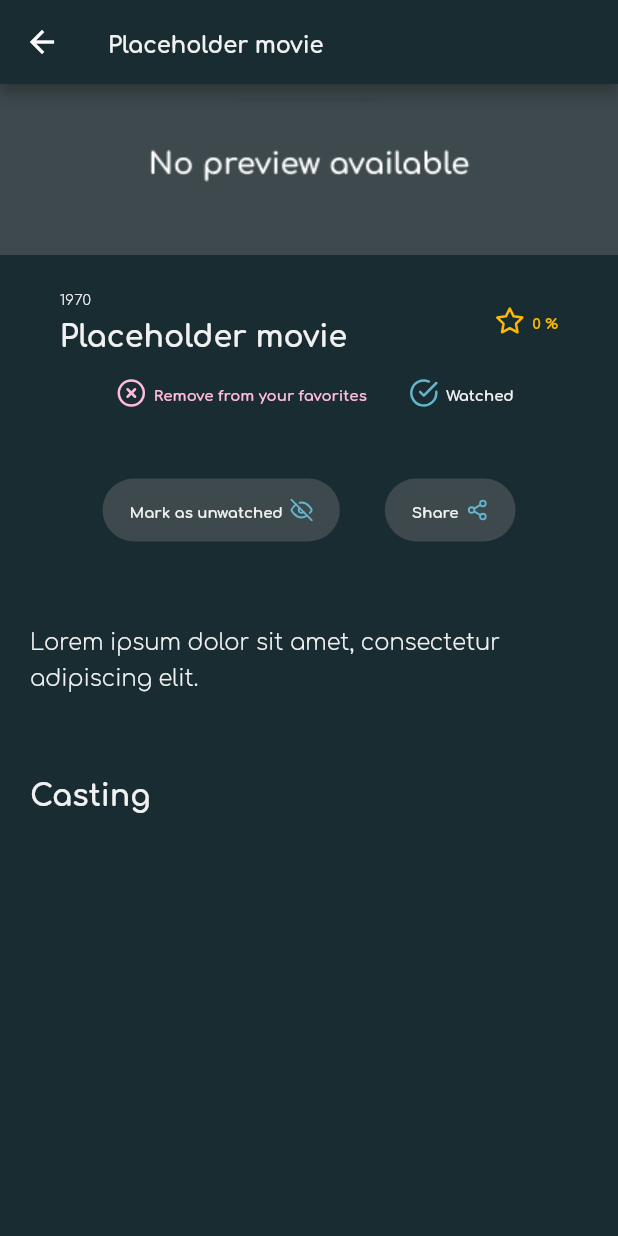
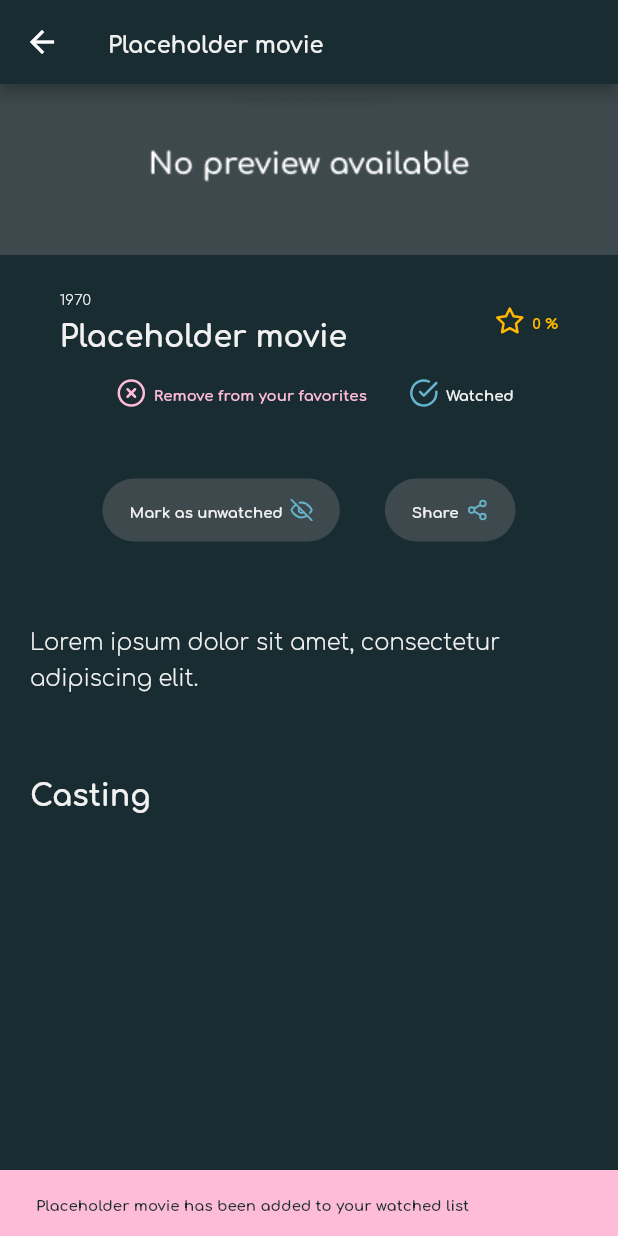
Before and after one commit to Vavart/cineflix, a Flutter app: the MovieDetail screen opened directly with empty values, scrolled down 186 dp, after a tap on "Add to your favorites", after a tap on "Mark as watched", on a phone screen of 412 x 824 dp. Run offline on Flutter 3.47's test engine with Material 2 defaults, Android fonts, the phone set to English and light mode, and no system bars; our stand-ins replace feather_icons, flutter_dotenv, share_plus, shared_preferences; accounts and stored records are empty; statements that could not run were skipped.

Commit message:
Added snackbar to movie detail, modified snackbar style

```diff
--- a/lib/pages/movie_detail.dart
+++ b/lib/pages/movie_detail.dart
@@ -127,6 +127,17 @@ class MovieDetailState extends State<MovieDetail> {
 
     // Save the list of all favorite movies id (in the shared preferences)
     _prefs.setStringList("favorite_movies", _favoriteMovies);
+
+    // Show a snackbar to inform the user that the movie has been added to the favorite list
+    ScaffoldMessenger.of(context).showSnackBar(
+      SnackBar(
+        content: Text(
+          _isFavorite
+              ? "${movie.original_title} has been added to your favorite list"
+              : "${movie.original_title} has been removed from your favorite list",
+        ),
+      ),
+    );
   }
 
   void _handleWatchedButtonPressed() async {
@@ -144,6 +155,19 @@ class MovieDetailState extends State<MovieDetail> {
 
     // Save the list of all watched movies id (in the shared preferences)
     _prefs.setStringList("watched_movies", _watchedMovies);
+
+    // Show a snackbar to inform the user that the movie has been added to the watched list
+    ScaffoldMessenger.of(context).showSnackBar(
+      SnackBar(
+        backgroundColor: BaseStyles.candy,
+        content: Text(
+          _isWatched
+              ? "${movie.original_title} has been added to your watched list"
+              : "${movie.original_title} has been removed from your watched list",
+          style: BaseStyles.snackBarText,
+        ),
+      ),
+    );
   }
 
   // Get the movie video url (if it exists)
--- a/lib/styles/base.dart
+++ b/lib/styles/base.dart
@@ -102,6 +102,12 @@ class BaseStyles {
       fontWeight: FontWeight.w300,
       height: 1.6);
 
+  static TextStyle snackBarText = TextStyle(
+      fontFamily: fontFamily,
+      fontSize: smallTextSize,
+      color: primaryColor,
+      fontWeight: FontWeight.w700,
+      height: 1.6);
 
   // Buttons Styles
   static final ctaButtonStyle = ButtonStyle(
@@ -112,5 +118,4 @@ class BaseStyles {
       ),
     ),
   );
-
 }
```
Also changed, not shown: lib/pages/favorites.dart (+9 -3 lines), lib/pages/movies.dart (+2 -6 lines).
